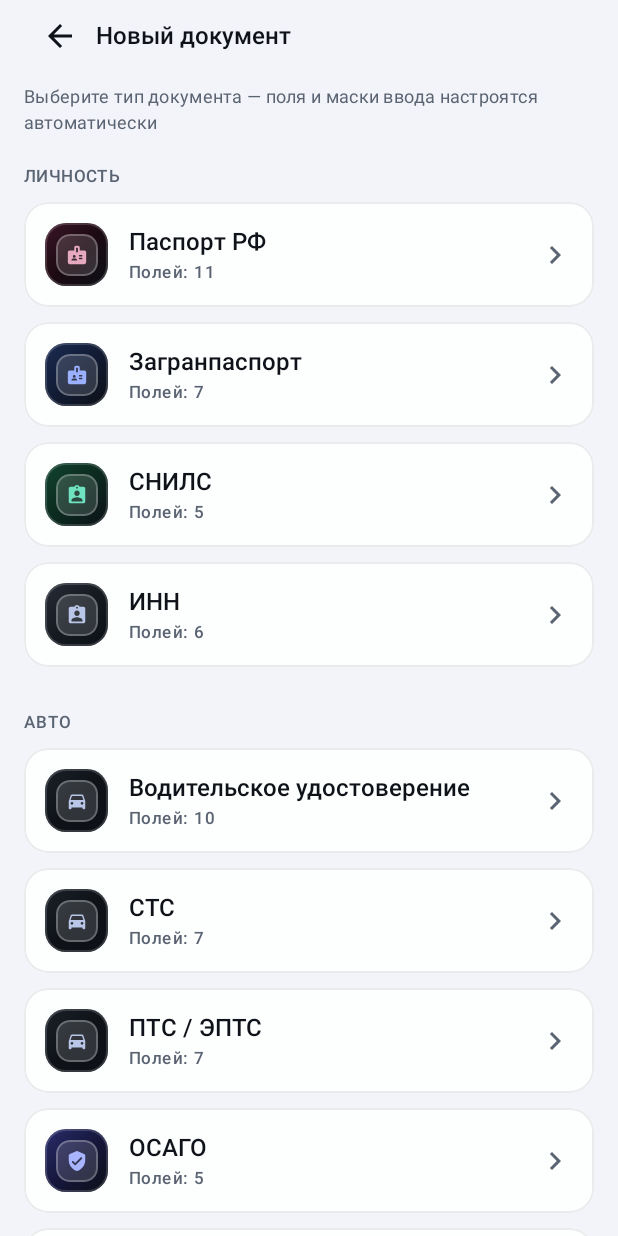
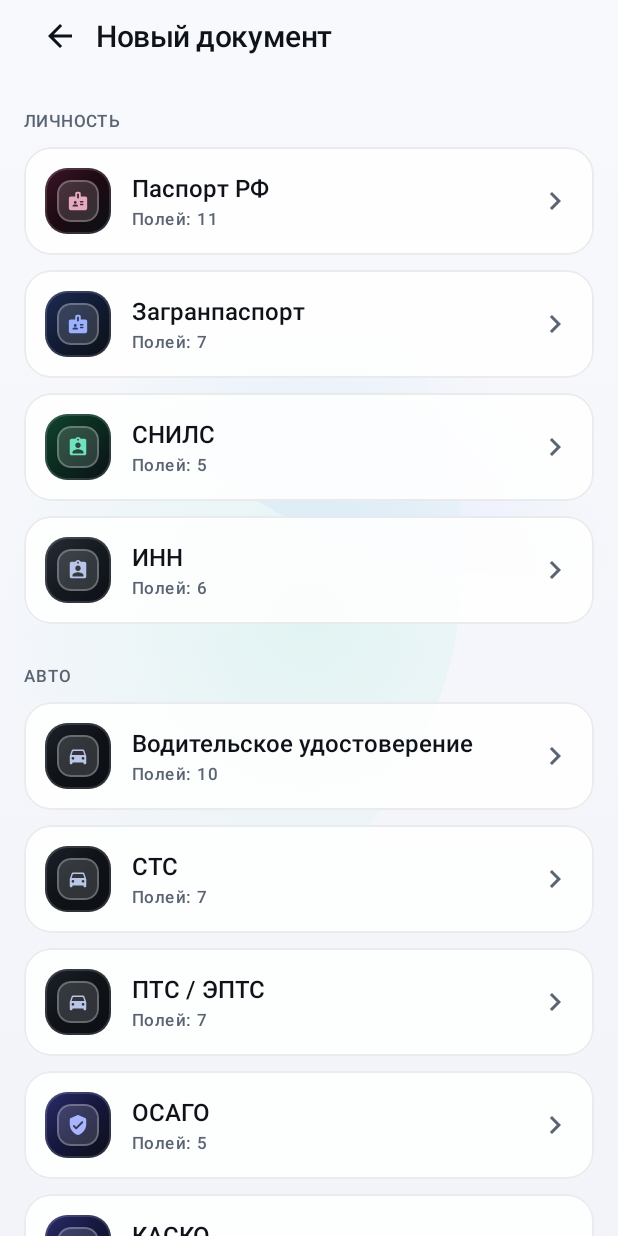
Before and after one commit to cxstx13/wallet, an Android app built with Jetpack Compose: the composable TemplatePickerScreen shown on its own in the app's theme, on a phone screen of 412 x 824 dp. Run offline under Robolectric (Android 15) with nearby library versions, the phone set to English and light mode, and no system bars; 5 statements that could not run were skipped.

Commit message:
Update TemplatePickerScreen.kt

```diff
--- a/app/src/main/java/ru/rfdocs/wallet/ui/screens/TemplatePickerScreen.kt
+++ b/app/src/main/java/ru/rfdocs/wallet/ui/screens/TemplatePickerScreen.kt
@@ -41,6 +41,7 @@ import ru.rfdocs.wallet.data.model.DocTemplate
 import ru.rfdocs.wallet.data.model.DocTemplates
 import ru.rfdocs.wallet.ui.components.SectionTitle
 import ru.rfdocs.wallet.ui.components.TypeBadge
+import ru.rfdocs.wallet.ui.components.WalletBackground
 import ru.rfdocs.wallet.ui.components.documentIcon
 import ru.rfdocs.wallet.ui.theme.DocumentGradients
 import ru.rfdocs.wallet.ui.theme.WalletTheme
@@ -52,6 +53,7 @@ fun TemplatePickerScreen(
 ) {
     val grouped = remember { DocTemplates.all.groupBy { it.category } }
 
+    WalletBackground {
         Column(
             modifier = Modifier
                 .fillMaxSize()
@@ -71,22 +73,17 @@ fun TemplatePickerScreen(
                 }
                 Text(
                     text = "Новый документ",
-                style = MaterialTheme.typography.titleMedium,
+                    style = MaterialTheme.typography.headlineSmall,
                     fontWeight = FontWeight.SemiBold,
                     color = MaterialTheme.colorScheme.onBackground
                 )
             }
 
             Spacer(Modifier.height(8.dp))
-        Text(
-            text = "Выберите тип документа — поля и маски ввода настроятся автоматически",
-            style = MaterialTheme.typography.bodySmall,
-            color = MaterialTheme.colorScheme.onSurfaceVariant
-        )
 
             DocCategory.entries.forEach { category ->
                 val templates = grouped[category] ?: return@forEach
-            Spacer(Modifier.height(20.dp))
+                Spacer(Modifier.height(18.dp))
                 SectionTitle(text = category.label)
                 Spacer(Modifier.height(10.dp))
                 templates.forEach { template ->
@@ -99,6 +96,7 @@ fun TemplatePickerScreen(
             }
 
             Spacer(Modifier.height(32.dp))
+        }
     }
 }
 
@@ -114,9 +112,9 @@ private fun TemplateRow(
     Row(
         modifier = Modifier
             .fillMaxWidth()
-            .clip(RoundedCornerShape(16.dp))
+            .clip(RoundedCornerShape(18.dp))
             .background(extras.glassFill)
-            .border(1.dp, extras.glassBorder, RoundedCornerShape(16.dp))
+            .border(1.dp, extras.glassBorder, RoundedCornerShape(18.dp))
             .clickable {
                 haptics.performHapticFeedback(HapticFeedbackType.TextHandleMove)
                 onClick()
@@ -127,13 +125,13 @@ private fun TemplateRow(
     ) {
         Box(
             modifier = Modifier
-                .size(42.dp)
-                .clip(RoundedCornerShape(14.dp))
+                .size(44.dp)
+                .clip(RoundedCornerShape(15.dp))
                 .background(Brush.linearGradient(gradient.colors))
                 .border(
                     width = 1.dp,
-                    color = Color.White.copy(alpha = 0.16f),
-                    shape = RoundedCornerShape(14.dp)
+                    color = Color.White.copy(alpha = 0.14f),
+                    shape = RoundedCornerShape(15.dp)
                 ),
             contentAlignment = Alignment.Center
         ) {
```
Lines whose indentation alone changed are shown as unchanged.
